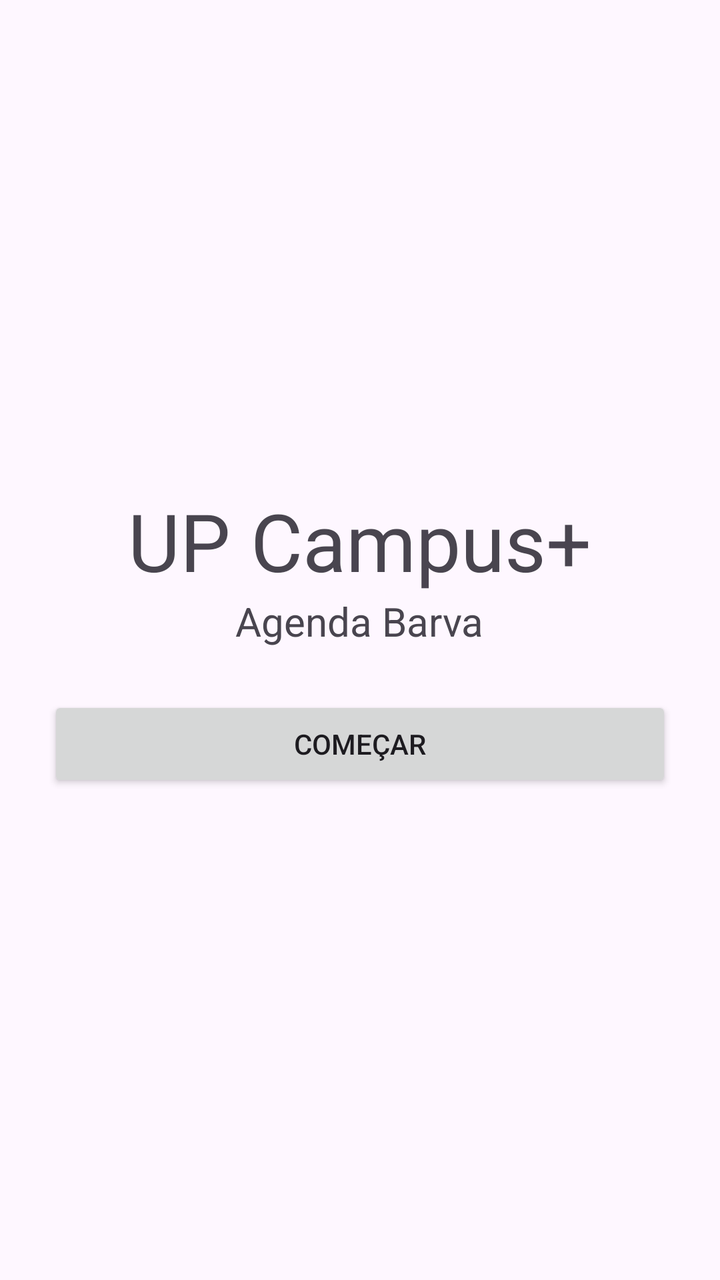
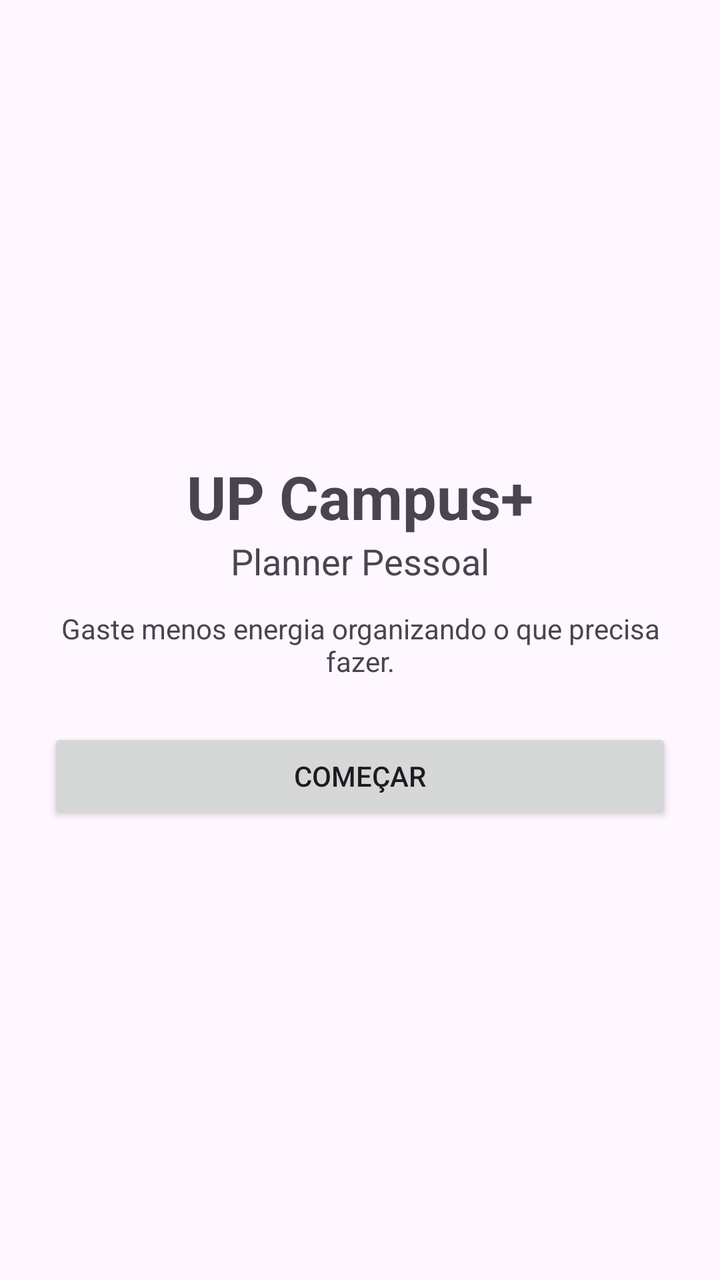

Screens rendered from an Android XML layout before and after an edit, with the pre-edit source and the edit as a unified diff.
<!-- AndroidManifest.xml: application theme Theme.UPCampusPlus -->
<!-- res/layout/activity_main.xml -->
<?xml version="1.0" encoding="utf-8"?>
<LinearLayout
    xmlns:android="http://schemas.android.com/apk/res/android"
    android:id="@+id/main"
    android:layout_width="match_parent"
    android:layout_height="match_parent"
    android:orientation="vertical"
    android:padding="24dp"
    android:gravity="center">

    <TextView
        android:layout_width="wrap_content"
        android:layout_height="wrap_content"
        android:text="UP Campus+"
        android:textSize="40sp" />
    <TextView
        android:layout_width="wrap_content"
        android:layout_height="wrap_content"
        android:text="Agenda Barva"
        android:textSize="20sp" />
    <Button
        android:id="@+id/btnComecar"
        android:layout_width="match_parent"
        android:layout_height="wrap_content"
        android:text="COMEÇAR"
        android:layout_marginTop="24dp" />
</LinearLayout>
<!-- resources referenced by this layout -->
<resources>
  <style name="Theme.UPCampusPlus" parent="Base.Theme.UPCampusPlus" />
  <style name="Base.Theme.UPCampusPlus" parent="Theme.Material3.DayNight.NoActionBar">
          
          
      </style>
</resources>

<!-- the commit's change to res/layout/activity_main.xml (unified diff, before → after) -->
@@ -1,7 +1,5 @@
 <?xml version="1.0" encoding="utf-8"?>
-<LinearLayout
-    xmlns:android="http://schemas.android.com/apk/res/android"
-    android:id="@+id/main"
+<LinearLayout xmlns:android="http://schemas.android.com/apk/res/android"
     android:layout_width="match_parent"
     android:layout_height="match_parent"
     android:orientation="vertical"
@@ -12,12 +10,23 @@
         android:layout_width="wrap_content"
         android:layout_height="wrap_content"
         android:text="UP Campus+"
-        android:textSize="40sp" />
+        android:textSize="30sp"
+        android:textStyle="bold" />
+
     <TextView
         android:layout_width="wrap_content"
         android:layout_height="wrap_content"
-        android:text="Agenda Barva"
-        android:textSize="20sp" />
+        android:text="Planner Pessoal"
+        android:textSize="18sp" />
+
+    <TextView
+        android:layout_width="wrap_content"
+        android:layout_height="wrap_content"
+        android:layout_marginTop="12dp"
+        android:gravity="center"
+        android:text="Gaste menos energia organizando o que precisa fazer."
+        android:textSize="14sp" />
+
     <Button
         android:id="@+id/btnComecar"
         android:layout_width="match_parent"
<!-- resource entries referenced after the edit -->
@@ -2,8 +2,10 @@
 <resources>
   <style name="Theme.UPCampusPlus" parent="Base.Theme.UPCampusPlus" />
   <style name="Base.Theme.UPCampusPlus" parent="Theme.Material3.DayNight.NoActionBar">
-          
-          
+          <item name="colorPrimary">@color/roxo</item>
+          <item name="colorSecondary">@color/roxo_claro</item>
       </style>
+  <color name="roxo">#FF2A1B6E</color>
+  <color name="roxo_claro">#FF6B5CE7</color>
 </resources>
 
